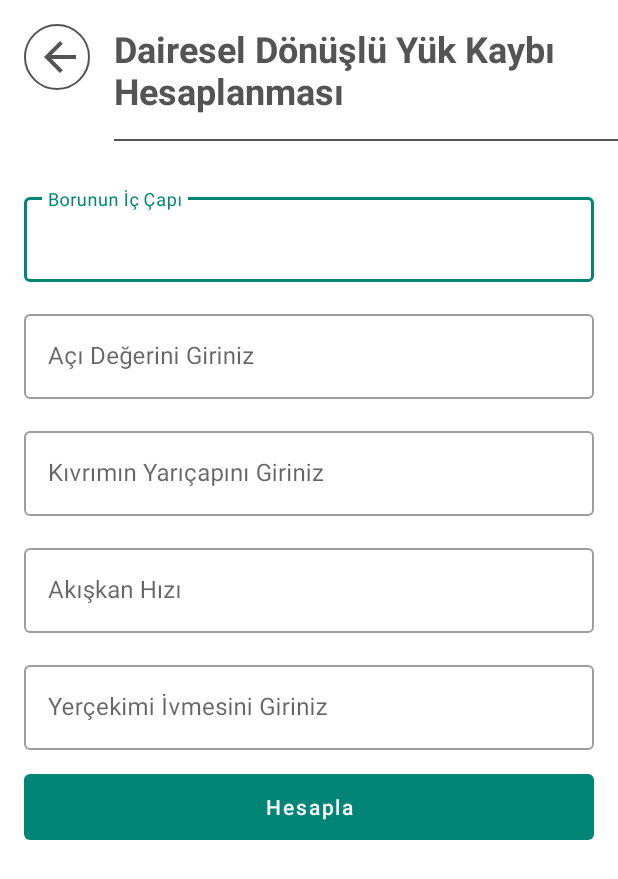
After one commit to nuriefeoglu/MbuProject, an Android app: the CircularRoutesCalculateOfChargeLoadSoftActivity screen opened directly, with no data from a screen before it, on a phone screen of 412 x 824 dp. The commit adds this screen. Shown: the top 879 px of the screen. Run offline under Robolectric (Android 15) with nearby library versions, the phone set to English and light mode, and no system bars; our stand-ins replace ButterKnife.

Commit message:
add CircularRoutesCalculateOfChargeLoadSoftActivity

```diff
--- a/app/src/main/AndroidManifest.xml
+++ b/app/src/main/AndroidManifest.xml
@@ -11,10 +11,11 @@
         android:supportsRtl="true"
         android:theme="@style/AppTheme"
         tools:ignore="AllowBackup,GoogleAppIndexingWarning">
-        <activity android:name=".calculateofloadloses.CalculateOfLoadLosesActivity"></activity>
+        <activity android:name=".circularroutescalculateofchargeloadsoft.CircularRoutesCalculateOfChargeLoadSoftActivity"></activity>
+        <activity android:name=".calculateofloadloses.CalculateOfLoadLosesActivity" />
         <activity
             android:name=".turbulancecurrent.TurbulanceCurrentActivitiy"
-            android:windowSoftInputMode="stateHidden"></activity>
+            android:windowSoftInputMode="stateHidden" />
         <activity android:name=".home.MainActivity">
             <intent-filter>
                 <action android:name="android.intent.action.MAIN" />
--- a/app/src/main/java/com/nuriefeoglu/mbuproject/calculateofloadloses/CalculateOfLoadLosesActivity.java
+++ b/app/src/main/java/com/nuriefeoglu/mbuproject/calculateofloadloses/CalculateOfLoadLosesActivity.java
@@ -10,7 +10,7 @@ import com.nuriefeoglu.mbuproject.base.BaseActivity;
 
 import butterknife.BindView;
 
-public class CalculateOfLoadLosesActivity extends BaseActivity implements ICalculateOfLoadLoses {
+public class CalculateOfLoadLosesActivity extends BaseActivity implements ICalculateOfLoadLosesView {
 
     @BindView(R.id.edt_akiskan_yogunlugu)
     TextInputEditText edtAkiskanYogunlugu;
@@ -46,14 +46,15 @@ public class CalculateOfLoadLosesActivity extends BaseActivity implements ICalcu
         return getStringResource(R.string.calculate_of_load_loses);
     }
 
+    @SuppressWarnings("ConstantConditions")
     @Override
     public void setupButtonListener() {
         btnHesapla.setOnClickListener(v -> {
-            if (!edtAkiskanYogunlugu.getText().toString().matches("")&&
-            !edtYercekimiIvmesi.getText().toString().matches("")&&
-            !edtAkiskaninYatayDuzlemeGoreKonumu.getText().toString().matches("")&&
-            !edtBasincDegeri.getText().toString().matches("")&&
-            !edtAkiskanHizi.getText().toString().matches("")){
+            if (!edtAkiskanYogunlugu.getText().toString().matches("") &&
+                    !edtYercekimiIvmesi.getText().toString().matches("") &&
+                    !edtAkiskaninYatayDuzlemeGoreKonumu.getText().toString().matches("") &&
+                    !edtBasincDegeri.getText().toString().matches("") &&
+                    !edtAkiskanHizi.getText().toString().matches("")) {
                 Double result = Formulas.calculateOfLoadLoses(
                         Double.parseDouble(edtAkiskanYogunlugu.getText().toString()),
                         Double.parseDouble(edtYercekimiIvmesi.getText().toString()),
@@ -61,8 +62,8 @@ public class CalculateOfLoadLosesActivity extends BaseActivity implements ICalcu
                         Double.parseDouble(edtBasincDegeri.getText().toString()),
                         Double.parseDouble(edtAkiskanHizi.getText().toString())
                 );
-                txtSonuc.setText(String.format("Sonuç : %s",result));
-            }else {
+                txtSonuc.setText(String.format("Sonuç : %s", result));
+            } else {
                 showToast(getStringResource(R.string.empty_field));
             }
         });
--- a/app/src/main/java/com/nuriefeoglu/mbuproject/calculateofloadloses/ICalculateOfLoadLoses.java
+++ b/app/src/main/java/com/nuriefeoglu/mbuproject/calculateofloadloses/ICalculateOfLoadLosesView.java
@@ -1,8 +1,7 @@
 package com.nuriefeoglu.mbuproject.calculateofloadloses;
 
-public interface ICalculateOfLoadLoses {
-    void setupHeader();
-    String setHeaderText();
+public interface ICalculateOfLoadLosesView {
+
     void setupButtonListener();
 
 }
--- /dev/null
+++ b/app/src/main/java/com/nuriefeoglu/mbuproject/circularroutescalculateofchargeloadsoft/CircularRoutesCalculateOfChargeLoadSoftActivity.java
@@ -0,0 +1,75 @@
+package com.nuriefeoglu.mbuproject.circularroutescalculateofchargeloadsoft;
+
+import android.widget.TextView;
+
+import com.google.android.material.button.MaterialButton;
+import com.google.android.material.textfield.TextInputEditText;
+import com.nuriefeoglu.mbuproject.Formulas;
+import com.nuriefeoglu.mbuproject.R;
+import com.nuriefeoglu.mbuproject.base.BaseActivity;
+
+import butterknife.BindView;
+
+public class CircularRoutesCalculateOfChargeLoadSoftActivity extends BaseActivity implements ICircularRoutesCalculateOfChargeLoadSoftView {
+
+    @BindView(R.id.edt_boru_ic_cap)
+    TextInputEditText edtBoruIcCap;
+    @BindView(R.id.edt_aci)
+    TextInputEditText edtAci;
+    @BindView(R.id.edt_kivrim_yaricap)
+    TextInputEditText edtKivrimYaricap;
+    @BindView(R.id.edt_akiskan_hizi)
+    TextInputEditText edtAkiskanHizi;
+    @BindView(R.id.edt_yercekimi_ivmesi)
+    TextInputEditText edtYercekimiIvmesi;
+
+    @BindView(R.id.btn_hesapla)
+    MaterialButton btnHesapla;
+
+    @BindView(R.id.txt_sonuc)
+    TextView txtSonuc;
+
+    @Override
+    protected void viewDidLoad() {
+
+        setupButtonListener();
+
+
+    }
+
+    @Override
+    protected int layoutRes() {
+        return R.layout.activity_circular_routes_calculate_of_charge_load_soft;
+    }
+
+    @Override
+    public String setHeaderText() {
+        return getStringResource(R.string.circular_routes_calculate_of_charge_load_soft);
+    }
+
+    @SuppressWarnings("ConstantConditions")
+    @Override
+    public void setupButtonListener() {
+
+        btnHesapla.setOnClickListener(v -> {
+            if (!edtBoruIcCap.getText().toString().matches("") &&
+                    !edtAci.getText().toString().matches("") &&
+                    !edtKivrimYaricap.getText().toString().matches("") &&
+                    !edtAkiskanHizi.getText().toString().matches("") &&
+                    !edtYercekimiIvmesi.getText().toString().matches("")) {
+
+                Double result = Formulas.circularRoutesCalculateOfChargeLoadSoft(
+                        Double.parseDouble(edtBoruIcCap.getText().toString()),
+                        Double.parseDouble(edtAci.getText().toString()),
+                        Double.parseDouble(edtKivrimYaricap.getText().toString()),
+                        Double.parseDouble(edtAkiskanHizi.getText().toString()),
+                        Double.parseDouble(edtYercekimiIvmesi.getText().toString())
+                );
+                txtSonuc.setText(String.format("Sonuc : %s", result));
+            } else {
+                showToast(getStringResource(R.string.empty_field));
+            }
+        });
+
+    }
+}
--- /dev/null
+++ b/app/src/main/java/com/nuriefeoglu/mbuproject/circularroutescalculateofchargeloadsoft/ICircularRoutesCalculateOfChargeLoadSoftView.java
@@ -0,0 +1,7 @@
+package com.nuriefeoglu.mbuproject.circularroutescalculateofchargeloadsoft;
+
+public interface ICircularRoutesCalculateOfChargeLoadSoftView {
+
+    void setupButtonListener();
+
+}
--- a/app/src/main/java/com/nuriefeoglu/mbuproject/home/MainActivity.java
+++ b/app/src/main/java/com/nuriefeoglu/mbuproject/home/MainActivity.java
@@ -7,6 +7,7 @@ import com.nuriefeoglu.mbuproject.R;
 import com.nuriefeoglu.mbuproject.base.BaseActivity;
 import com.nuriefeoglu.mbuproject.calculateEconomicDiameterOfThePipe.CalculateEconomicDiameterOfThePipeActivity;
 import com.nuriefeoglu.mbuproject.calculateofloadloses.CalculateOfLoadLosesActivity;
+import com.nuriefeoglu.mbuproject.circularroutescalculateofchargeloadsoft.CircularRoutesCalculateOfChargeLoadSoftActivity;
 import com.nuriefeoglu.mbuproject.turbulancecurrent.TurbulanceCurrentActivitiy;
 
 import butterknife.BindView;
@@ -16,7 +17,7 @@ public class MainActivity extends BaseActivity {
     //1)TÜRBÜLANS AKIMI HESAPLAMA
     //2)BORUNUN EKONOMİK ÇAPINI HESAPLAMA
     //3)YÜK KAYIPLARINI HESAPLAMA
-    //4)DAİRESEL DÖNÜŞLÜ YÜK KAYBI HESABI
+    //4)DAİRESEL DÖNÜŞLÜ YÜK KAYBI HESABI (soft)
     //5)KESKİN DÖNÜŞLÜ YÜK KAYBI HESAPLAMA
     //6)GİDİŞ İSTİKAMETİNDE DALLANNAN VE BAĞLANAN BORULARIN YÜK KAYIPLARINI HESAPLAMA
     //7)AÇILAN KONUKLERDE YÜK KAYBI HESAPLAMA
@@ -33,7 +34,8 @@ public class MainActivity extends BaseActivity {
     MaterialButton btnCalculateEconomicDiameter;
     @BindView(R.id.btnCalculateOfLoadLoses)
     MaterialButton btnCalculateOfLoadLoses;
-
+    @BindView(R.id.btnCircularRoutesCalculateOfChargeLoadSoft)
+    MaterialButton btnCircularRoutesCalculateOfChargeLoadSoft;
 
 
     @Override
@@ -64,6 +66,10 @@ public class MainActivity extends BaseActivity {
             startActivity(intent);
         });
 
+        btnCircularRoutesCalculateOfChargeLoadSoft.setOnClickListener(v -> {
+            Intent intent = new Intent(this, CircularRoutesCalculateOfChargeLoadSoftActivity.class);
+            startActivity(intent);
+        });
 
 
     }
--- /dev/null
+++ b/app/src/main/res/layout/activity_circular_routes_calculate_of_charge_load_soft.xml
@@ -0,0 +1,152 @@
+<?xml version="1.0" encoding="utf-8"?>
+<ScrollView xmlns:android="http://schemas.android.com/apk/res/android"
+    xmlns:app="http://schemas.android.com/apk/res-auto"
+    xmlns:tools="http://schemas.android.com/tools"
+    android:layout_width="match_parent"
+    android:layout_height="match_parent"
+    tools:context=".circularroutescalculateofchargeloadsoft.CircularRoutesCalculateOfChargeLoadSoftActivity">
+
+    <LinearLayout
+        android:layout_width="match_parent"
+        android:layout_height="wrap_content"
+        android:orientation="vertical">
+
+        <include
+            android:id="@+id/incHeader"
+            layout="@layout/header" />
+
+        <LinearLayout
+            android:layout_width="match_parent"
+            android:layout_height="wrap_content"
+            android:layout_marginStart="16dp"
+            android:layout_marginTop="16dp"
+            android:layout_marginEnd="16dp"
+            android:orientation="vertical">
+
+            <com.google.android.material.textfield.TextInputLayout
+                style="@style/Widget.MaterialComponents.TextInputLayout.OutlinedBox"
+                android:layout_width="match_parent"
+                android:layout_height="wrap_content"
+                android:hint="@string/boru_ic_cap_input">
+
+                <com.google.android.material.textfield.TextInputEditText
+                    android:id="@+id/edt_boru_ic_cap"
+                    android:layout_width="match_parent"
+                    android:layout_height="wrap_content"
+                    android:inputType="number|numberDecimal"
+                    android:maxLines="1"
+
+
+                    />
+
+            </com.google.android.material.textfield.TextInputLayout>
+
+            <com.google.android.material.textfield.TextInputLayout
+                style="@style/Widget.MaterialComponents.TextInputLayout.OutlinedBox"
+                android:layout_width="match_parent"
+                android:layout_height="wrap_content"
+                android:layout_marginTop="16dp"
+                android:hint="@string/aci_degeri_input">
+
+                <com.google.android.material.textfield.TextInputEditText
+                    android:id="@+id/edt_aci"
+                    android:layout_width="match_parent"
+                    android:layout_height="wrap_content"
+                    android:inputType="number|numberDecimal"
+                    android:maxLines="1"
+
+
+                    />
+
+            </com.google.android.material.textfield.TextInputLayout>
+
+            <com.google.android.material.textfield.TextInputLayout
+                style="@style/Widget.MaterialComponents.TextInputLayout.OutlinedBox"
+                android:layout_width="match_parent"
+                android:layout_height="wrap_content"
+                android:layout_marginTop="16dp"
+                android:hint="@string/kivrim_yaricap">
+
+                <com.google.android.material.textfield.TextInputEditText
+                    android:id="@+id/edt_kivrim_yaricap"
+                    android:layout_width="match_parent"
+                    android:layout_height="wrap_content"
+                    android:inputType="number|numberDecimal"
+                    android:maxLines="1"
+
+
+                    />
+
+            </com.google.android.material.textfield.TextInputLayout>
+
+            <com.google.android.material.textfield.TextInputLayout
+                style="@style/Widget.MaterialComponents.TextInputLayout.OutlinedBox"
+                android:layout_width="match_parent"
+                android:layout_height="wrap_content"
+                android:layout_marginTop="16dp"
+                android:hint="@string/akiskan_hizi_input">
+
+                <com.google.android.material.textfield.TextInputEditText
+                    android:id="@+id/edt_akiskan_hizi"
+                    android:layout_width="match_parent"
+                    android:layout_height="wrap_content"
+                    android:inputType="number|numberDecimal"
+                    android:maxLines="1"
+
+
+                    />
+
+            </com.google.android.material.textfield.TextInputLayout>
+
+            <com.google.android.material.textfield.TextInputLayout
+                style="@style/Widget.MaterialComponents.TextInputLayout.OutlinedBox"
+                android:layout_width="match_parent"
+                android:layout_height="wrap_content"
+                android:layout_marginTop="16dp"
+                android:hint="@string/yercekimi_ivmesi">
+
+                <com.google.android.material.textfield.TextInputEditText
+                    android:id="@+id/edt_yercekimi_ivmesi"
+                    android:layout_width="match_parent"
+                    android:layout_height="wrap_content"
+                    android:inputType="number|numberDecimal"
+                    android:maxLines="1"
+
+
+                    />
+
+            </com.google.android.material.textfield.TextInputLayout>
+
+            <com.google.android.material.button.MaterialButton
+                android:layout_width="match_parent"
+                android:layout_height="44dp"
+                android:insetTop="0dp"
+                android:insetLeft="0dp"
+                android:insetRight="0dp"
+                android:insetBottom="0dp"
+                android:layout_marginTop="16dp"
+                android:textAllCaps="false"
+                android:text="@string/calculate"
+                android:id="@+id/btn_hesapla"
+                android:stateListAnimator="@null"
+                />
+
+            <TextView
+                android:layout_width="match_parent"
+                android:layout_height="match_parent"
+                android:textSize="24sp"
+                android:textColor="#323232"
+                android:layout_gravity="center"
+                android:gravity="center"
+                android:textStyle="bold"
+                android:id="@+id/txt_sonuc"
+                />
+
+
+        </LinearLayout>
+
+
+
+    </LinearLayout>
+
+</ScrollView>
--- a/app/src/main/res/layout/activity_main.xml
+++ b/app/src/main/res/layout/activity_main.xml
@@ -50,6 +50,19 @@
             android:text="@string/calculate_of_load_loses"
             android:textAllCaps="false" />
 
+        <com.google.android.material.button.MaterialButton
+            android:id="@+id/btnCircularRoutesCalculateOfChargeLoadSoft"
+            android:layout_width="match_parent"
+            android:layout_height="wrap_content"
+            android:layout_marginTop="@dimen/button_margin_top"
+            android:insetLeft="0dp"
+            android:insetTop="0dp"
+            android:insetRight="0dp"
+            android:insetBottom="0dp"
+            android:stateListAnimator="@null"
+            android:text="@string/circular_routes_calculate_of_charge_load_soft"
+            android:textAllCaps="false" />
+
         <include
             android:id="@+id/incHeader"
             layout="@layout/header"
--- a/app/src/main/res/values/strings.xml
+++ b/app/src/main/res/values/strings.xml
@@ -17,4 +17,7 @@
     <string name="yatay_duzlem_konumu">Akışkanın Yatay Düzleme Göre Konumunu Giriniz</string>
     <string name="basinc_degeri">Pascal Cinsinden Basınç Değerini Giriniz</string>
     <string name="calculate_of_load_loses">Yük Kayıplarının Hesaplanması</string>
+    <string name="circular_routes_calculate_of_charge_load_soft">Dairesel Dönüşlü Yük Kaybı Hesaplanması</string>
+    <string name="aci_degeri_input">Açı Değerini Giriniz</string>
+    <string name="kivrim_yaricap">Kıvrımın Yarıçapını Giriniz</string>
 </resources>
```
